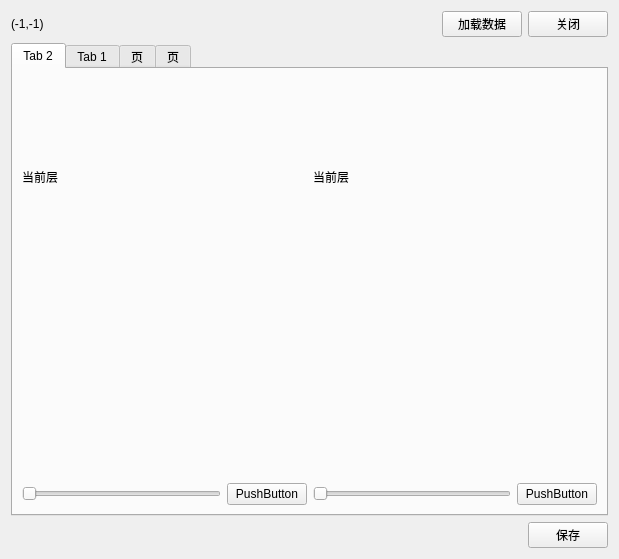
Old version of the form chunkeditorwidget.ui in the repository bedrock-dev/BedrockMap.
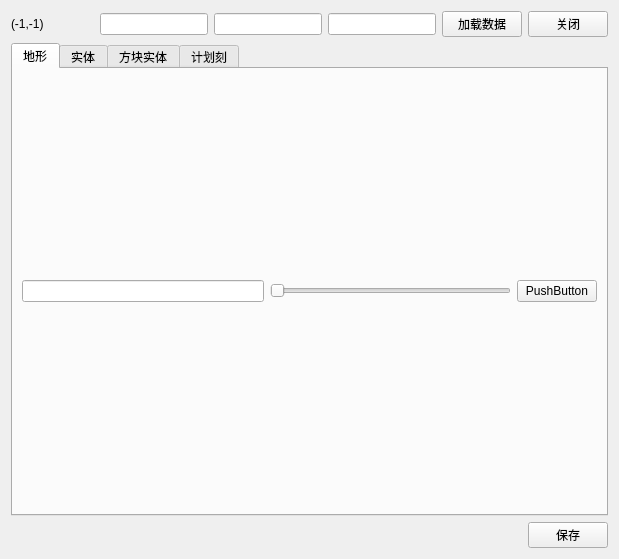
New version of the form.

The edit to the form file:
```diff
--- a/chunkeditorwidget.ui
+++ b/chunkeditorwidget.ui
@@ -36,6 +36,15 @@
        </property>
       </spacer>
      </item>
+     <item>
+      <widget class="QLineEdit" name="x_edit"/>
+     </item>
+     <item>
+      <widget class="QLineEdit" name="z_edit"/>
+     </item>
+     <item>
+      <widget class="QLineEdit" name="dim_edit"/>
+     </item>
      <item>
       <widget class="QPushButton" name="pushButton">
        <property name="text">
@@ -59,71 +68,28 @@
      </property>
      <widget class="QWidget" name="terrain_tab">
       <attribute name="title">
-       <string>Tab 2</string>
+       <string>地形</string>
       </attribute>
-      <layout class="QHBoxLayout" name="horizontalLayout_3">
+      <layout class="QVBoxLayout" name="verticalLayout_3">
        <item>
-        <layout class="QVBoxLayout" name="verticalLayout_2">
+        <layout class="QHBoxLayout" name="horizontalLayout_3">
          <item>
-          <widget class="QLabel" name="label">
-           <property name="text">
-            <string>当前层</string>
+          <widget class="QLineEdit" name="terrain_level_edit"/>
+         </item>
+         <item>
+          <widget class="QSlider" name="terrain_level_slider">
+           <property name="orientation">
+            <enum>Qt::Horizontal</enum>
            </property>
           </widget>
          </item>
          <item>
-          <widget class="QWidget" name="widget" native="true"/>
-         </item>
-         <item>
-          <layout class="QHBoxLayout" name="horizontalLayout_4">
-           <item>
-            <widget class="QSlider" name="horizontalSlider">
-             <property name="orientation">
-              <enum>Qt::Horizontal</enum>
-             </property>
-            </widget>
-           </item>
-           <item>
-            <widget class="QPushButton" name="pushButton_2">
-             <property name="text">
-              <string>PushButton</string>
-             </property>
-            </widget>
-           </item>
-          </layout>
-         </item>
-        </layout>
-       </item>
-       <item>
-        <layout class="QVBoxLayout" name="verticalLayout_4">
-         <item>
-          <widget class="QLabel" name="label_2">
+          <widget class="QPushButton" name="terrain_goto_level_btn">
            <property name="text">
-            <string>当前层</string>
+            <string>PushButton</string>
            </property>
           </widget>
          </item>
-         <item>
-          <widget class="QWidget" name="widget_2" native="true"/>
-         </item>
-         <item>
-          <layout class="QHBoxLayout" name="horizontalLayout_5">
-           <item>
-            <widget class="QSlider" name="horizontalSlider_2">
-             <property name="orientation">
-              <enum>Qt::Horizontal</enum>
-             </property>
-            </widget>
-           </item>
-           <item>
-            <widget class="QPushButton" name="pushButton_3">
-             <property name="text">
-              <string>PushButton</string>
-             </property>
-            </widget>
-           </item>
-          </layout>
-         </item>
         </layout>
        </item>
       </layout>
@@ -136,18 +102,18 @@
        <string/>
       </property>
       <attribute name="title">
-       <string>Tab 1</string>
+       <string>实体</string>
       </attribute>
-      <layout class="QVBoxLayout" name="verticalLayout_3"/>
+      <layout class="QVBoxLayout" name="verticalLayout_2"/>
      </widget>
      <widget class="QWidget" name="block_actor_tab">
       <attribute name="title">
-       <string>页</string>
+       <string>方块实体</string>
       </attribute>
      </widget>
      <widget class="QWidget" name="pt_tab">
       <attribute name="title">
-       <string>页</string>
+       <string>计划刻</string>
       </attribute>
      </widget>
     </widget>
```
Left out of the diff: 8 changed lines with no effect on the pictures.
